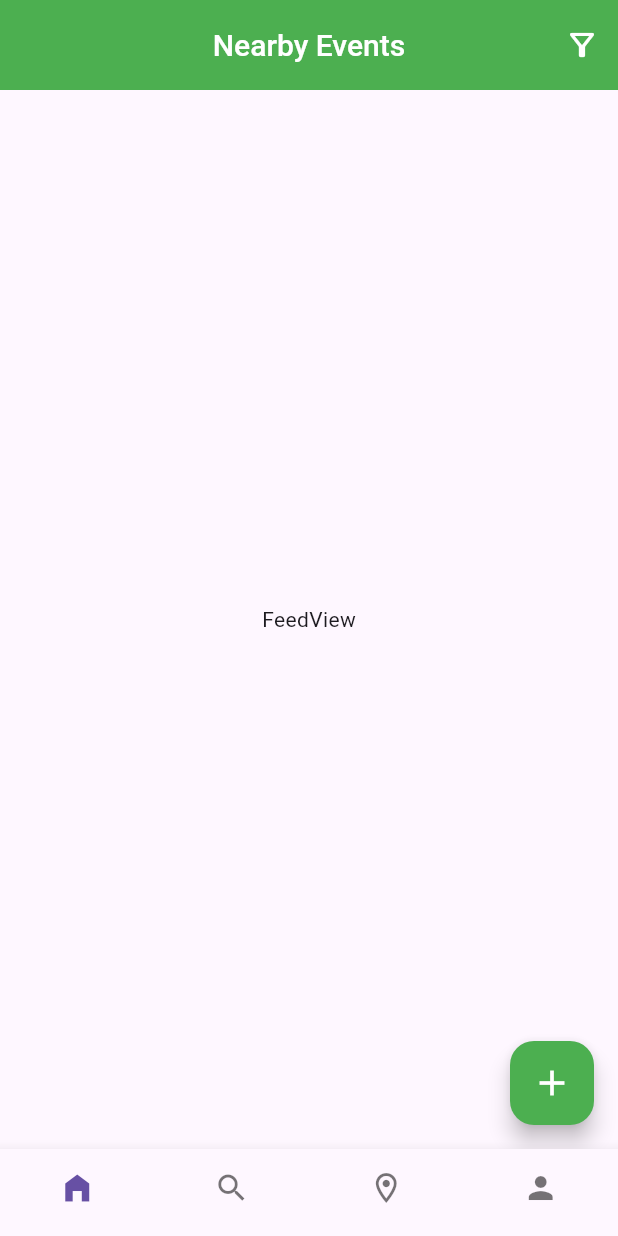
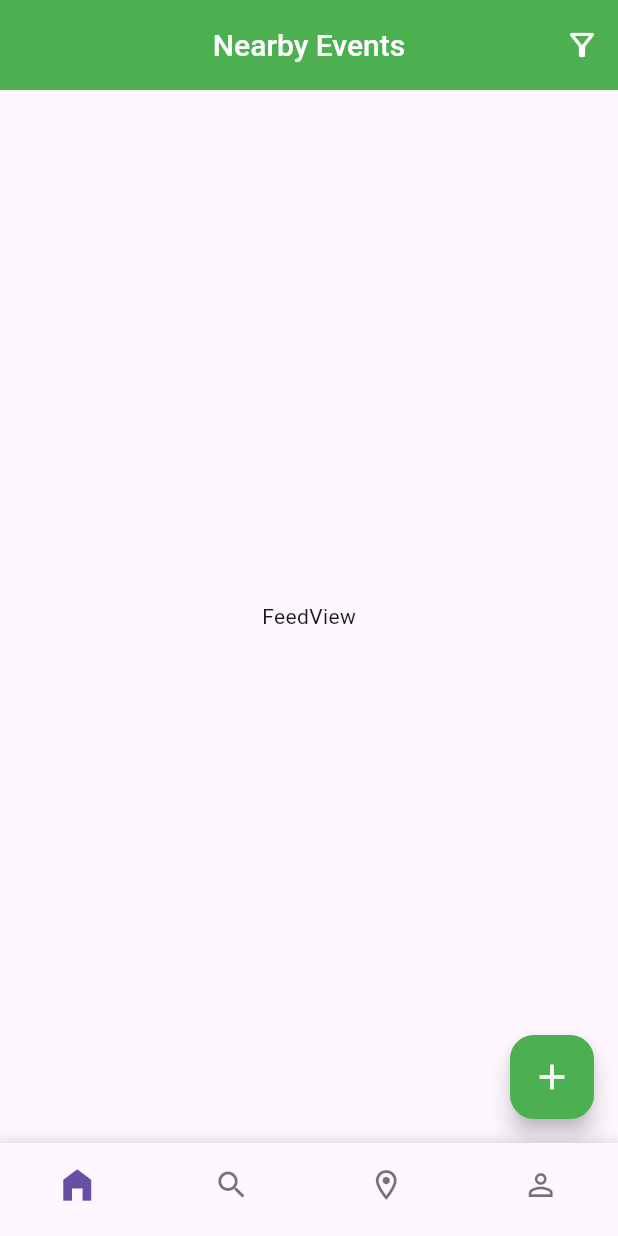
Before and after one commit to behzodfaiziev/custodians-gsc, a Flutter app: the screen it shows after launch, on a phone screen of 412 x 824 dp. Run offline on Flutter 3.47's test engine with Material 3 defaults, Android fonts, the phone set to English and light mode, and no system bars; our stand-ins replace file_picker, permission_handler.

Commit message:
main view updates

```diff
--- a/lib/features/_main/view/main_view.dart
+++ b/lib/features/_main/view/main_view.dart
@@ -19,13 +19,25 @@
   Widget build(BuildContext context) {
     return Scaffold(
         body: _views.elementAt(_selectedIndex),
-        bottomNavigationBar: BottomNavigationBar(
+        bottomNavigationBar: Container(
+          decoration: BoxDecoration(
+            boxShadow: [
+              BoxShadow(
+                color: Colors.black.withOpacity(0.1),
+                spreadRadius: 0,
+                blurRadius: 10,
+                offset: const Offset(0, -1),
+              ),
+            ],
+          ),
+          child: BottomNavigationBar(
             items: items,
             currentIndex: _selectedIndex,
             onTap: _onItemTapped,
             type: BottomNavigationBarType.fixed,
             showSelectedLabels: false,
             showUnselectedLabels: false,
+          ),
         ));
   }
 }
--- a/lib/features/_main/view/main_view_mixin.dart
+++ b/lib/features/_main/view/main_view_mixin.dart
@@ -2,7 +2,7 @@
 
 mixin MainViewMixin on State<MainView> {
   int _selectedIndex = 0;
-    final List<Widget> _views = <Widget>[
+  final List<Widget> _views = <Widget>[
     const FeedView(),
     const SearchView(),
     const MapsView(),
@@ -17,20 +17,32 @@
 
   List<BottomNavigationBarItem> get items {
     return [
-      const BottomNavigationBarItem(
-        icon: Icon(Icons.home_filled),
+      BottomNavigationBarItem(
+        icon: Icon(
+          _selectedIndex == 0 ? Icons.home_filled : Icons.home_outlined,
+          size: _selectedIndex == 0 ? 28 : 24,
+        ),
         label: 'Home',
       ),
-      const BottomNavigationBarItem(
-        icon: Icon(Icons.search),
+      BottomNavigationBarItem(
+        icon: Icon(
+          _selectedIndex == 1 ? Icons.search : Icons.search_outlined,
+          size: _selectedIndex == 1 ? 28 : 24,
+        ),
         label: 'Search',
       ),
-      const BottomNavigationBarItem(
-        icon: Icon(Icons.location_on_outlined),
+      BottomNavigationBarItem(
+        icon: Icon(
+          _selectedIndex == 2 ? Icons.location_on : Icons.location_on_outlined,
+          size: _selectedIndex == 2 ? 28 : 24,
+        ),
         label: 'Maps',
       ),
-      const BottomNavigationBarItem(
-        icon: Icon(Icons.person),
+      BottomNavigationBarItem(
+        icon: Icon(
+          _selectedIndex == 3 ? Icons.person : Icons.person_outline,
+          size: _selectedIndex == 3 ? 28 : 24,
+        ),
         label: 'Profile',
       ),
     ];
--- a/lib/main.dart
+++ b/lib/main.dart
@@ -14,7 +14,7 @@
   Widget build(BuildContext context) {
     return MaterialApp(
       debugShowCheckedModeBanner: false,
-      theme: LightTheme.theme,
+      theme: LightTheme().theme,
       home: const MainView(),
     );
   }
--- a/lib/product/init/theme/light_theme.dart
+++ b/lib/product/init/theme/light_theme.dart
@@ -1,7 +1,7 @@
 import 'package:flutter/material.dart';
 
 class LightTheme {
-  static ThemeData theme = ThemeData(
+  ThemeData get theme => ThemeData(
         appBarTheme: const AppBarTheme(
           toolbarHeight: 60,
           titleTextStyle: TextStyle(
@@ -21,7 +21,14 @@
         floatingActionButtonTheme: const FloatingActionButtonThemeData(
           backgroundColor: AppColors.primaryColor,
         ),
+        pageTransitionsTheme: _pageTransitionsTheme,
       );
+
+  PageTransitionsTheme get _pageTransitionsTheme =>
+      const PageTransitionsTheme(builders: {
+        TargetPlatform.android: OpenUpwardsPageTransitionsBuilder(),
+        TargetPlatform.iOS: CupertinoPageTransitionsBuilder(),
+      });
 }
 
 class AppColors {
```
Lines whose indentation alone changed are shown as unchanged.
